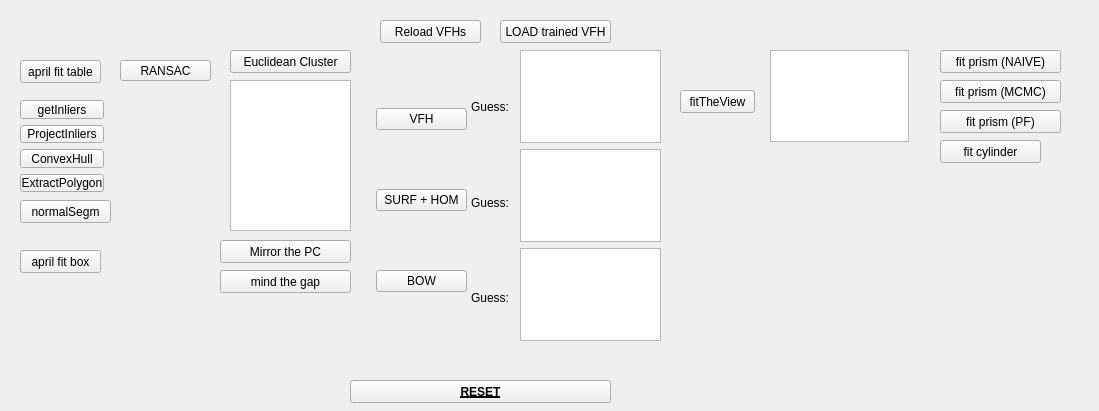
Before: the Qt Designer form components/objectDetectionTester/src/guiDlg.ui in robocomp/perception, drawn with Qt 5.
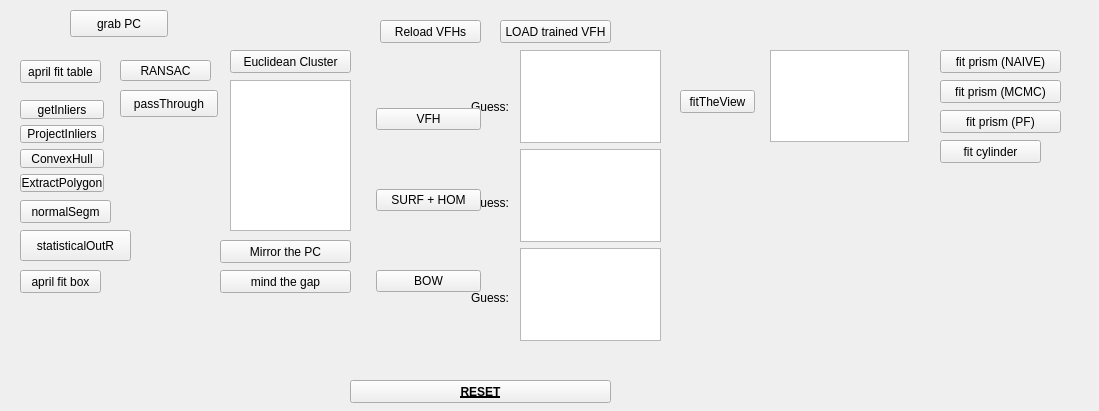
After: the same form once the commit is applied.

Diff of the .ui file:
```diff
--- a/components/objectDetectionTester/src/guiDlg.ui
+++ b/components/objectDetectionTester/src/guiDlg.ui
@@ -158,7 +158,7 @@
     <rect>
      <x>471</x>
      <y>62</y>
-     <width>45</width>
+     <width>46</width>
      <height>281</height>
     </rect>
    </property>
@@ -237,7 +237,7 @@
    <property name="geometry">
     <rect>
      <x>20</x>
-     <y>250</y>
+     <y>270</y>
      <width>81</width>
      <height>23</height>
     </rect>
@@ -303,7 +303,7 @@
     <rect>
      <x>376</x>
      <y>55</y>
-     <width>91</width>
+     <width>105</width>
      <height>291</height>
     </rect>
    </property>
@@ -367,6 +367,45 @@
     </rect>
    </property>
   </widget>
+  <widget class="QPushButton" name="grab_pc_button">
+   <property name="geometry">
+    <rect>
+     <x>70</x>
+     <y>10</y>
+     <width>98</width>
+     <height>27</height>
+    </rect>
+   </property>
+   <property name="text">
+    <string>grab PC</string>
+   </property>
+  </widget>
+  <widget class="QPushButton" name="pass_through_button">
+   <property name="geometry">
+    <rect>
+     <x>120</x>
+     <y>90</y>
+     <width>98</width>
+     <height>27</height>
+    </rect>
+   </property>
+   <property name="text">
+    <string>passThrough</string>
+   </property>
+  </widget>
+  <widget class="QPushButton" name="statistical_outliers_removal_button">
+   <property name="geometry">
+    <rect>
+     <x>20</x>
+     <y>230</y>
+     <width>111</width>
+     <height>31</height>
+    </rect>
+   </property>
+   <property name="text">
+    <string>statisticalOutR</string>
+   </property>
+  </widget>
  </widget>
  <resources/>
  <connections/>
```
